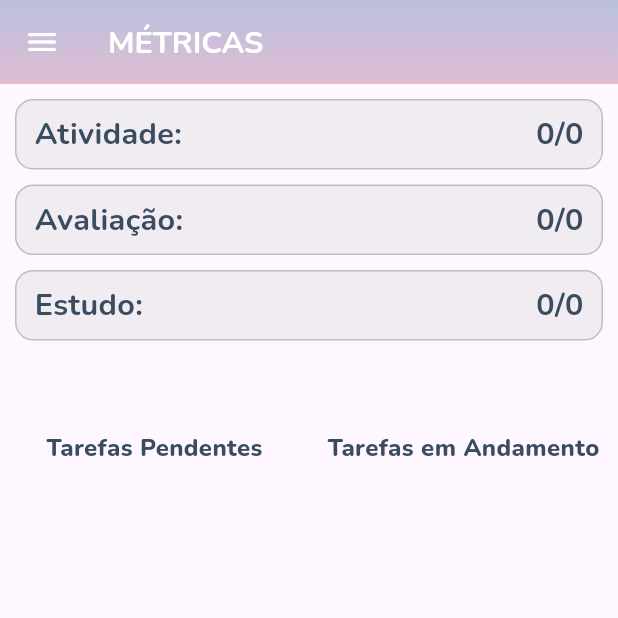
After one commit to GiovannaRochaDSM/SmartCollege_APP, a Flutter app: the MetricsPage screen opened directly, on a phone screen of 412 x 824 dp, the top half of it. The commit adds this screen. Run offline on Flutter 3.47's test engine with Material 3 defaults, Android fonts, the phone set to English and light mode, and no system bars; drawn by our look-alikes of fl_chart; our stand-ins replace flutter_image_compress, flutter_secure_storage, image_picker; accounts and stored records are empty; network calls fail.

Commit message:
Impementação de métricas

```diff
--- a/smart_college/lib/app/common/widgets/drawer/custom_drawer.dart
+++ b/smart_college/lib/app/common/widgets/drawer/custom_drawer.dart
@@ -10,6 +10,7 @@ import 'package:smart_college/app/data/models/user_model.dart';
 import 'package:smart_college/app/data/helpers/fetch_user.dart';
 import 'package:smart_college/app/common/constants/app_colors.dart';
 import 'package:smart_college/app/common/constants/app_text_styles.dart';
+import 'package:smart_college/app/pages/metrics_page.dart';
 
 class CustomDrawer extends StatefulWidget {
   const CustomDrawer({super.key});
@@ -176,6 +177,18 @@ class _CustomDrawerState extends State<CustomDrawer> {
             },
           ),
           ListTile(
+            title: Text('Métricas',
+                style: AppTextStyles.normalText.copyWith(color: AppColors.gray)),
+            onTap: () {
+              Navigator.pushReplacement(
+                context,
+                MaterialPageRoute(
+                 builder: (context) =>  const MetricsPage(),
+                ),
+              );
+            },
+            ),
+          ListTile(
             title: Text('Meu perfil',
                 style: AppTextStyles.normalText.copyWith(color: AppColors.gray)),
             onTap: () {
@@ -187,7 +200,7 @@ class _CustomDrawerState extends State<CustomDrawer> {
               );
             },
           ),
-          const SizedBox(height: 230.00),
+          const SizedBox(height: 50.00),
           const Divider(),
           ListTile(
             title: Text('Sair',
--- /dev/null
+++ b/smart_college/lib/app/pages/metrics_page.dart
@@ -0,0 +1,187 @@
+import 'package:flutter/material.dart';
+import 'package:fl_chart/fl_chart.dart';
+import 'package:smart_college/app/data/models/task_model.dart';
+import 'package:smart_college/app/data/helpers/fetch_tasks.dart';
+import 'package:smart_college/app/common/widgets/drawer/custom_drawer.dart';
+import 'package:smart_college/app/common/constants/app_colors.dart';
+import 'package:smart_college/app/common/constants/app_text_styles.dart';
+
+class MetricsPage extends StatefulWidget {
+  const MetricsPage({super.key});
+
+  @override
+  State<MetricsPage> createState() => _MetricsPageState();
+}
+
+class _MetricsPageState extends State<MetricsPage> {
+  List<TaskModel> tasks = [];
+
+  @override
+  void initState() {
+    super.initState();
+    _fetchTasks();
+  }
+
+  Future<void> _fetchTasks() async {
+    tasks = await TaskHelper.fetchTasks();
+    setState(() {});
+  }
+
+  int getTotalTasksCount() {
+    return tasks.length;
+  }
+
+  int getPendingTasksCount() {
+    return tasks.where((task) => task.status != 'Concluída').length;
+  }
+
+  int getInProgressTasksCount() {
+    return tasks.where((task) => task.status == 'Em andamento').length;
+  }
+
+  int getTasksCountByCategory(String category) {
+    return tasks.where((task) => task.category == category).length;
+  }
+
+  @override
+  Widget build(BuildContext context) {
+    final totalTasksCount = getTotalTasksCount();
+    final pendingTasksCount = getPendingTasksCount();
+    final inProgressTasksCount = getInProgressTasksCount();
+    final atividadeCount = getTasksCountByCategory('Atividade');
+    final avaliacaoCount = getTasksCountByCategory('Avaliação');
+    final estudoCount = getTasksCountByCategory('Estudo');
+
+    return Scaffold(
+      appBar: AppBar(
+        title: Text(
+          'MÉTRICAS',
+          style: AppTextStyles.smallTextBold.copyWith(color: AppColors.white),
+          textAlign: TextAlign.right,
+        ),
+        flexibleSpace: Container(
+          decoration: const BoxDecoration(
+            gradient: LinearGradient(
+              colors: [AppColors.purple, AppColors.pink],
+              begin: Alignment.topCenter,
+              end: Alignment.bottomCenter,
+            ),
+          ),
+        ),
+        backgroundColor: AppColors.purple,
+        iconTheme: const IconThemeData(color: AppColors.white),
+      ),
+      drawer: const CustomDrawer(),
+      body: SingleChildScrollView(
+        child: Padding(
+          padding: const EdgeInsets.all(10.0),
+          child: Column(
+            crossAxisAlignment: CrossAxisAlignment.start,
+            children: [
+              buildRoundedText('Atividade', atividadeCount, totalTasksCount),
+              const SizedBox(height: 10),
+              buildRoundedText('Avaliação', avaliacaoCount, totalTasksCount),
+              const SizedBox(height: 10),
+              buildRoundedText('Estudo', estudoCount, totalTasksCount),
+              const SizedBox(height: 60),
+
+              Row(
+                children: [
+                  Expanded(
+                    child: Column(
+                      children: [
+                        Text(
+                          'Tarefas Pendentes',
+                          style: AppTextStyles.smallerTextBold.copyWith(color: AppColors.inputText),
+                        ),
+                        SizedBox(
+                          height: 250,
+                          child: PieChart(
+                            PieChartData(
+                              sections: [
+                                PieChartSectionData(
+                                  value: pendingTasksCount.toDouble(),
+                                  color: AppColors.titlePurple,
+                                  title: '',
+                                ),
+                                PieChartSectionData(
+                                  value: (totalTasksCount - pendingTasksCount).toDouble(),
+                                  color: AppColors.lightGray,
+                                  title: '',
+                                ),
+                              ],
+                              centerSpaceRadius: 30,
+                              sectionsSpace: 1,
+                              borderData: FlBorderData(show: false),
+                            ),
+                          ),
+                        ),
+                      ],
+                    ),
+                  ),
+                  const SizedBox(width: 20),
+                  Expanded(
+                    child: Column(
+                      children: [
+                        Text(
+                          'Tarefas em Andamento',
+                          style: AppTextStyles.smallerTextBold.copyWith(color: AppColors.inputText),
+                        ),
+                        SizedBox(
+                          height: 250,
+                          child: PieChart(
+                            PieChartData(
+                              sections: [
+                                PieChartSectionData(
+                                  value: inProgressTasksCount.toDouble(),
+                                  color: AppColors.logoPink,
+                                  title: '',
+                                ),
+                                PieChartSectionData(
+                                  value: (totalTasksCount - inProgressTasksCount).toDouble(),
+                                  color: AppColors.lightGray,
+                                  title: '',
+                                ),
+                              ],
+                              centerSpaceRadius: 30,
+                              sectionsSpace: 1,
+                              borderData: FlBorderData(show: false),
+                            ),
+                          ),
+                        ),
+                      ],
+                    ),
+                  ),
+                ],
+              ),
+            ],
+          ),
+        ),
+      ),
+    );
+  }
+
+  Widget buildRoundedText(String label, int count, int totalCount) {
+    return Container(
+      padding: const EdgeInsets.symmetric(horizontal: 12, vertical: 8),
+      decoration: BoxDecoration(
+        color: AppColors.lightGray.withOpacity(0.2),
+        border: Border.all(color: AppColors.lightGray),
+        borderRadius: BorderRadius.circular(12),
+      ),
+      child: Row(
+        mainAxisAlignment: MainAxisAlignment.spaceBetween,
+        children: [
+          Text(
+            '$label:',
+            style: AppTextStyles.smallTextBold.copyWith(color: AppColors.inputText),
+          ),
+          Text(
+            '$count/$totalCount',
+            style: AppTextStyles.smallTextBold.copyWith(color: AppColors.inputText),
+          ),
+        ],
+      ),
+    );
+  }
+}
--- a/smart_college/pubspec.yaml
+++ b/smart_college/pubspec.yaml
@@ -13,7 +13,7 @@ dependencies:
   intl: ^0.17.0
   google_fonts: ^6.2.1
   flutter_slidable: ^3.1.0
-
+  fl_chart: ^0.50.1
   cupertino_icons: ^1.0.6
   flutter_secure_storage: ^9.2.2
   flutter_image_compress: ^2.3.0
```
